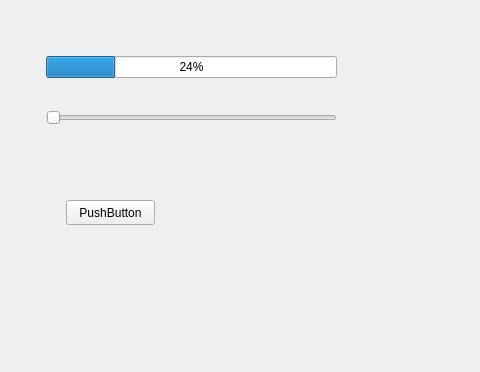
First picture: the form in productLineAutomation/mainwindow.ui, repository mehmetrizaoz/5_product_line_automation, before the edit; both pictures show x 104 to 584 and y 0 to 372 of the 800 by 600 pixel window.
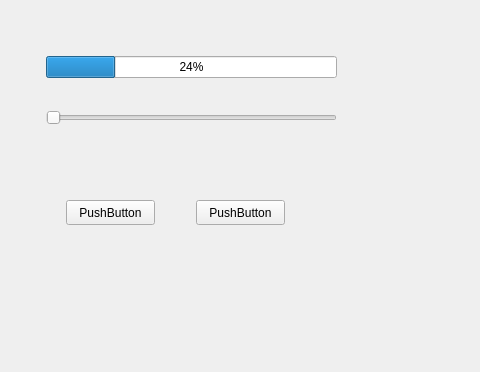
Second picture: the form after the edit.

Diff of the .ui file:
```diff
--- a/productLineAutomation/mainwindow.ui
+++ b/productLineAutomation/mainwindow.ui
@@ -27,7 +27,7 @@
      <string>PushButton</string>
     </property>
    </widget>
-   <widget class="QWidget" name="">
+   <widget class="QWidget" name="layoutWidget">
     <property name="geometry">
      <rect>
       <x>150</x>
@@ -53,6 +53,19 @@
      </item>
     </layout>
    </widget>
+   <widget class="QPushButton" name="pushButton_2">
+    <property name="geometry">
+     <rect>
+      <x>300</x>
+      <y>200</y>
+      <width>89</width>
+      <height>25</height>
+     </rect>
+    </property>
+    <property name="text">
+     <string>PushButton</string>
+    </property>
+   </widget>
   </widget>
   <widget class="QMenuBar" name="menubar">
    <property name="geometry">
```
